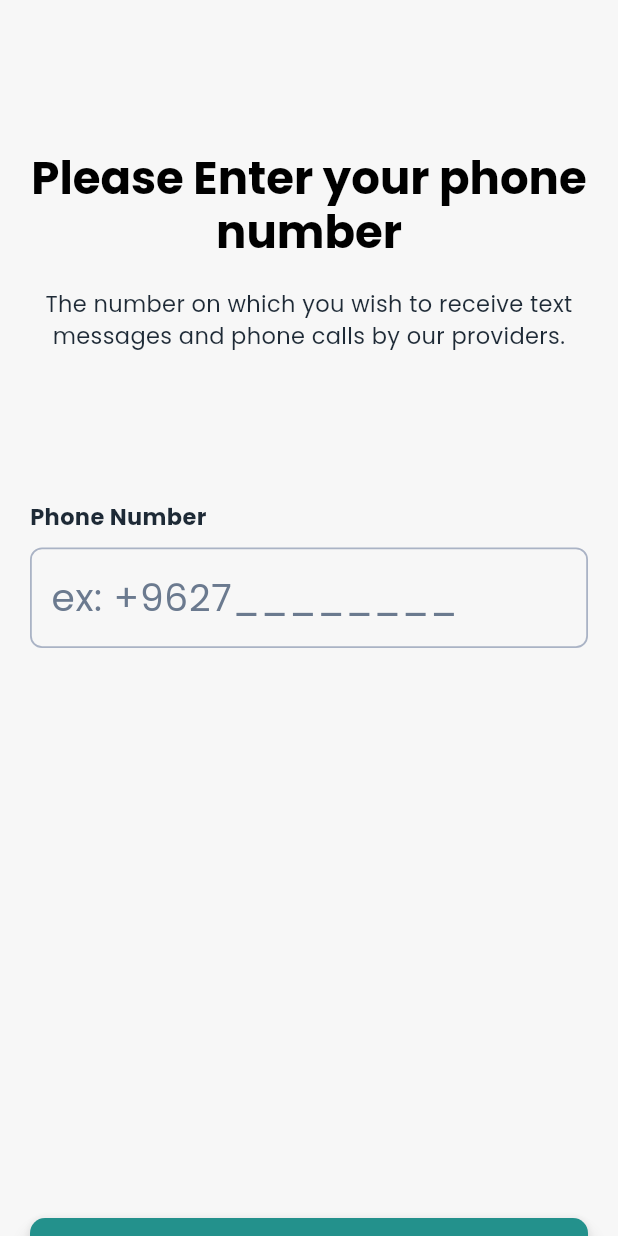
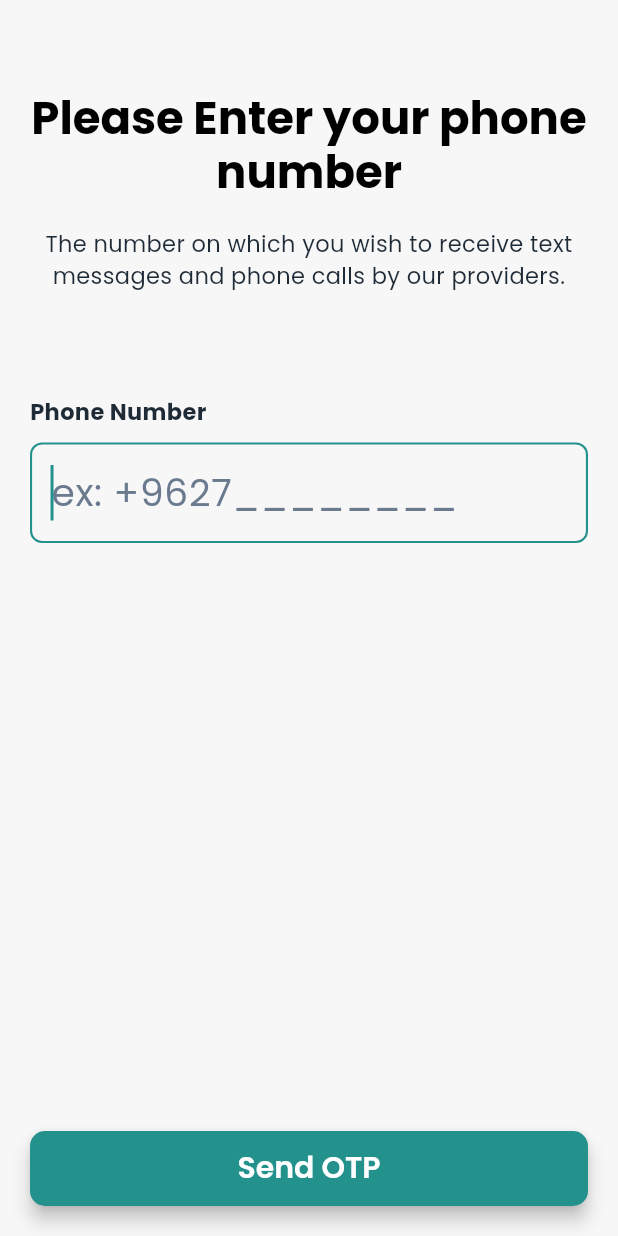
Before and after one commit to abdullaalsabti/Lam3aApp, a Flutter app: the PhoneSignup screen opened by its route, on a phone screen of 412 x 824 dp. Run offline on Flutter 3.47's test engine with Material 3 defaults, Android fonts, the phone set to English and light mode, and no system bars; our stand-ins replace flutter_dotenv, flutter_riverpod, google_fonts.

Commit message:
fixed spacing & optimized code.

```diff
--- a/lib/pages/phone_signup.dart
+++ b/lib/pages/phone_signup.dart
@@ -2,6 +2,7 @@ import 'package:flutter/material.dart';
 import 'package:flutter_riverpod/flutter_riverpod.dart';
 import 'package:google_fonts/google_fonts.dart';
 import 'package:lamaa/providers/providers.dart';
+
 import '../widgets/button.dart';
 
 class PhoneSignup extends ConsumerStatefulWidget {
@@ -13,34 +14,21 @@ class PhoneSignup extends ConsumerStatefulWidget {
 
 class _PhoneSignupState extends ConsumerState<PhoneSignup> {
   final formKey = GlobalKey<FormState>();
-
   final phoneFocus = FocusNode();
+  final phoneController = TextEditingController();
 
   @override
   void initState() {
     super.initState();
-
-    // Automatically focus the field after the first frame
     WidgetsBinding.instance.addPostFrameCallback((_) {
       FocusScope.of(context).requestFocus(phoneFocus);
     });
   }
 
-  InputDecoration _inputDecoration(String hint, {Widget? suffixIcon}) {
-    return InputDecoration(
-      hintText: hint,
-      hintStyle: GoogleFonts.poppins(fontSize: 20, color: Colors.grey),
-      border: InputBorder.none,
-      suffixIcon: suffixIcon,
-    );
-  }
-
-  TextEditingController phoneController = TextEditingController();
-
   String? phoneValidator(String? value) {
     if (value == null || value.isEmpty) return 'please enter a phone number';
 
-    final phoneRegex = RegExp(r'\+\d{12}');
+    final phoneRegex = RegExp(r'^(\+9627\d{8})$');
     if (!phoneRegex.hasMatch(value)) return 'Please enter a valid phone number';
 
     return null;
@@ -48,16 +36,14 @@ class _PhoneSignupState extends ConsumerState<PhoneSignup> {
 
   void confirmPhone() {
     if (formKey.currentState!.validate()) {
-      // Input is valid
       ref.read(signupProvider.notifier).state = ref
           .read(signupProvider.notifier)
           .state
           .copyWith(phone: phoneController.text);
 
       final currentPhone = ref.read(signupProvider).phone;
-      print("Phone number saved in Riverpod: $currentPhone");
+      print("Phone number saved: $currentPhone");
     } else {
-      // Input is invalid
       print("Invalid phone number");
     }
   }
@@ -68,12 +54,16 @@ class _PhoneSignupState extends ConsumerState<PhoneSignup> {
 
     return Scaffold(
       body: SafeArea(
-        child: SingleChildScrollView(
-          padding: EdgeInsets.symmetric(vertical: 100),
         child: Column(
           children: [
-              Container(
-                padding: EdgeInsets.symmetric(horizontal: 20),
+            Expanded(
+              child: SingleChildScrollView(
+                padding: const EdgeInsets.symmetric(vertical: 60),
+                child: Column(
+                  crossAxisAlignment: CrossAxisAlignment.center,
+                  children: [
+                    Padding(
+                      padding: const EdgeInsets.symmetric(horizontal: 20),
                       child: Text(
                         'Please Enter your phone number',
                         textAlign: TextAlign.center,
@@ -83,19 +73,20 @@ class _PhoneSignupState extends ConsumerState<PhoneSignup> {
                         ),
                       ),
                     ),
-              SizedBox(height: 20),
-              Container(
-                padding: EdgeInsets.symmetric(horizontal: 20),
+                    const SizedBox(height: 20),
+                    Padding(
+                      padding: const EdgeInsets.symmetric(horizontal: 20),
                       child: Text(
-                  'The number on which you wish '
-                  'to receive text messages and '
-                  'phone calls by our providers.',
+                        'The number on which you wish to receive text messages and phone calls by our providers.',
                         textAlign: TextAlign.center,
-                  style: theme.textTheme.bodyMedium?.copyWith(fontSize: 15),
+                        style: theme.textTheme.bodyMedium?.copyWith(
+                          fontSize: 15,
                         ),
                       ),
-              SizedBox(height: 100),
+                    ),
+                    const SizedBox(height: 70),
 
+                    // Label
                     Align(
                       alignment: Alignment.centerLeft,
                       child: Padding(
@@ -110,21 +101,25 @@ class _PhoneSignupState extends ConsumerState<PhoneSignup> {
                       ),
                     ),
 
-              SizedBox(height: 10),
-              Container(
-                padding: EdgeInsets.symmetric(horizontal: 20),
+                    const SizedBox(height: 10),
+
+                    // Input field
+                    Padding(
+                      padding: const EdgeInsets.symmetric(horizontal: 20),
                       child: Form(
                         key: formKey,
                         child: TextFormField(
+                          controller: phoneController,
+                          focusNode: phoneFocus,
                           keyboardType: TextInputType.phone,
-                    controller: phoneController,
                           validator: phoneValidator,
                           style: GoogleFonts.poppins(fontSize: 25),
                           decoration: InputDecoration(
                             hintText: 'ex: +9627________',
                             hintStyle: GoogleFonts.poppins(fontSize: 25),
-                      contentPadding: EdgeInsets.symmetric(
-                          vertical: 15, horizontal: 10
+                            contentPadding: const EdgeInsets.symmetric(
+                              vertical: 15,
+                              horizontal: 10,
                             ),
                           ),
                           onChanged: (value) {
@@ -136,15 +131,22 @@ class _PhoneSignupState extends ConsumerState<PhoneSignup> {
                         ),
                       ),
                     ),
-              SizedBox(height: 380),
+
+                    const SizedBox(height: 30),
+                  ],
+                ),
+              ),
+            ),
+
+            // Bottom Button
             Container(
-                padding: EdgeInsets.symmetric(horizontal: 20),
+              padding: const EdgeInsets.symmetric(horizontal: 20, vertical: 20),
+              width: double.infinity,
               child: Button(btnText: 'Send OTP', onTap: confirmPhone),
             ),
           ],
         ),
       ),
-      ),
     );
   }
 }
```
Also changed, not shown: lib/main.dart (+4 -3 lines), lib/pages/extended_signup.dart (+114 -103 lines). Lines whose indentation alone changed are shown as unchanged.
